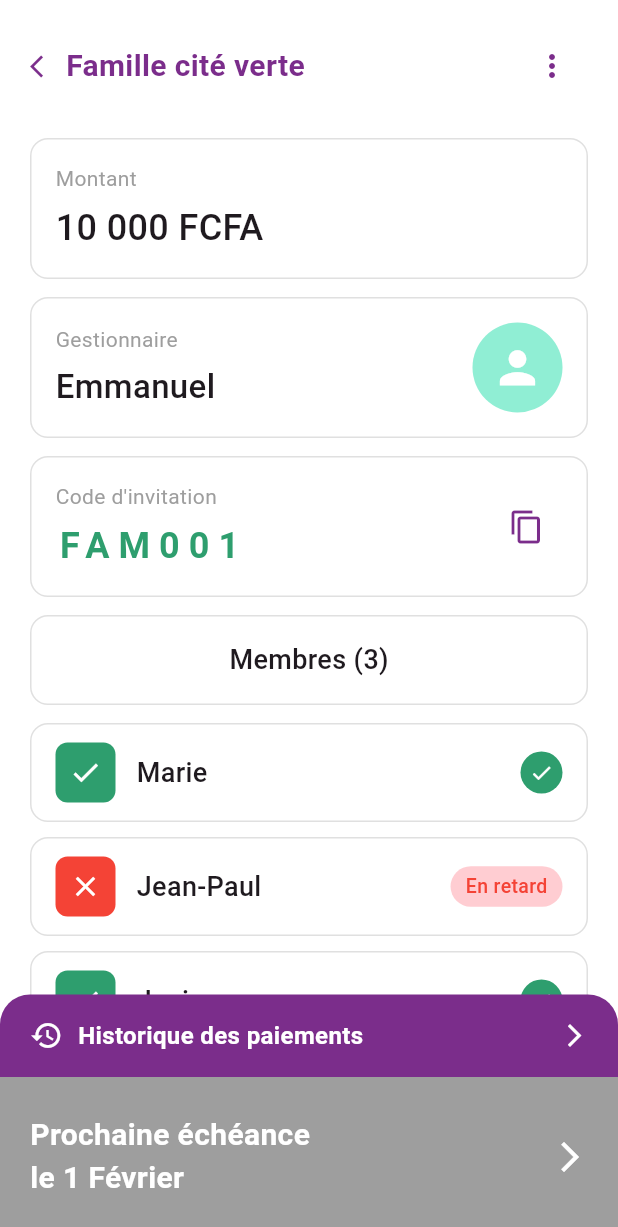
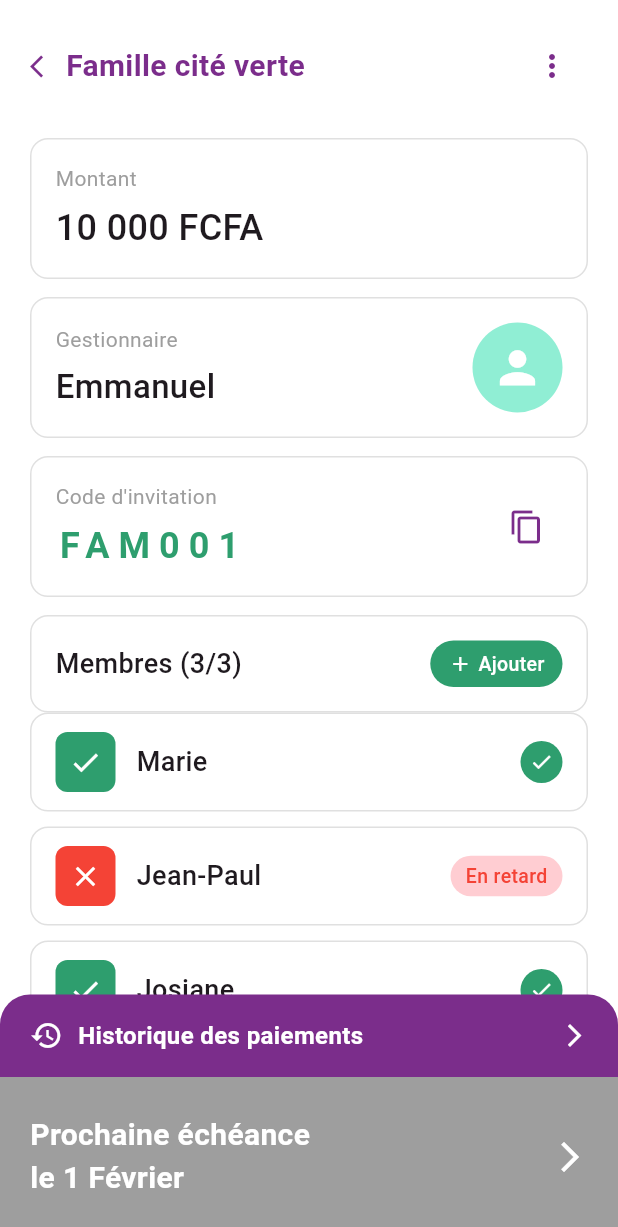
Before and after one commit to Marino0503/njangui, a Flutter app: the DetailTontineScreen screen opened directly with sample values from the repository, on a phone screen of 412 x 824 dp. Shown: the top 1227 px of the screen. Run offline on Flutter 3.47's test engine with Material 3 defaults, Android fonts, the phone set to English and light mode, and no system bars; our stand-ins replace cloud_firestore, firebase_auth, firebase_core; accounts and stored records are empty.

Commit message:
feat:Ajouter des membres manuellement

```diff
--- a/lib/screens/detail_tontine_screen.dart
+++ b/lib/screens/detail_tontine_screen.dart
@@ -9,6 +9,7 @@ import '../models/paiement.dart';
 import '../utils/formatage.dart';
 import '../models/notification_model.dart';
 import 'historique_paiements_screen.dart';
+import 'ajouter_membre_screen.dart';
 
 class DetailTontineScreen extends StatelessWidget {
   final Tontine tontine;
@@ -329,18 +330,60 @@ class DetailTontineScreen extends StatelessWidget {
                         border: Border.all(color: Colors.grey.shade300),
                         borderRadius: BorderRadius.circular(12),
                       ),
-                      child: Center(
-                        child: Text(
-                          'Membres (${tontine.membres.length})',
-                          style: const TextStyle(
-                            fontSize: 18,
-                            fontWeight: FontWeight.w500,
+                      child: Row(
+                        mainAxisAlignment: MainAxisAlignment.spaceBetween,
+                        children: [
+                          Text(
+                            'Membres (${tontine.membres.length}/${tontine.nombreMembres})',
+                            style: const TextStyle(
+                              fontSize: 18,
+                              fontWeight: FontWeight.w500,
+                            ),
                           ),
-                        ),
+
+                          // ── Bouton ajouter membre ──
+                          GestureDetector(
+                            onTap: () {
+                              Navigator.push(
+                                context,
+                                MaterialPageRoute(
+                                  builder: (context) =>
+                                      AjouterMembreScreen(tontine: tontine),
+                                ),
+                              );
+                            },
+                            child: Container(
+                              padding: const EdgeInsets.symmetric(
+                                horizontal: 12,
+                                vertical: 6,
+                              ),
+                              decoration: BoxDecoration(
+                                color: const Color(0xFF2E9E6E),
+                                borderRadius: BorderRadius.circular(20),
+                              ),
+                              child: const Row(
+                                children: [
+                                  Icon(
+                                    Icons.add,
+                                    color: Colors.white,
+                                    size: 16,
+                                  ),
+                                  SizedBox(width: 4),
+                                  Text(
+                                    'Ajouter',
+                                    style: TextStyle(
+                                      color: Colors.white,
+                                      fontSize: 13,
+                                      fontWeight: FontWeight.w500,
+                                    ),
+                                  ),
+                                ],
+                              ),
+                            ),
+                          ),
+                        ],
                       ),
                     ),
-
-                    const SizedBox(height: 12),
 
                     // ── Liste des membres ──
                     tontine.membres.isEmpty
```
Also changed, not shown: lib/screens/ajouter_membre_screen.dart (added, +291 -0 lines).
